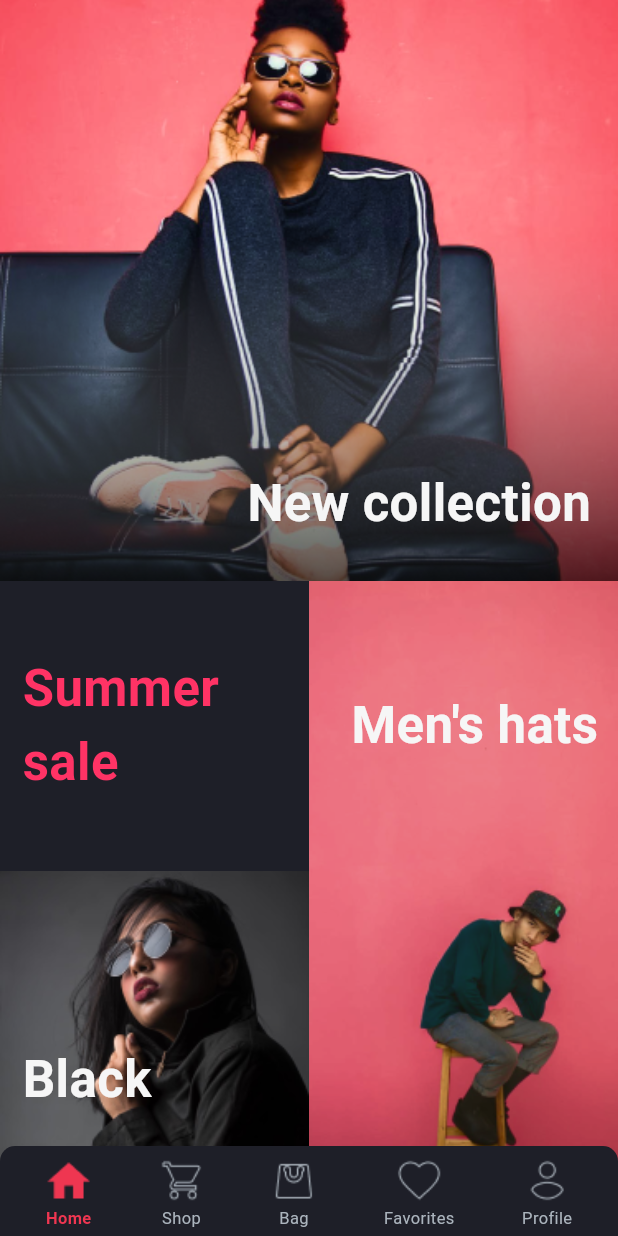
After one commit to kchasiotis/portofolio_e_commerce, a Flutter app: the screen it shows after launch, after a tap on "Collection Group", on a phone screen of 412 x 824 dp. The commit adds this screen. Run offline on Flutter 3.47's test engine with Material 3 defaults, Android fonts, the phone set to English and light mode, and no system bars.

Commit message:
Implements collection group screen (#6)

```diff
--- a/lib/main.dart
+++ b/lib/main.dart
@@ -1,4 +1,5 @@
 import 'package:flutter/material.dart';
+import 'package:portofolio_e_commerce/pages/collection_group/collection_group.dart';
 import 'package:portofolio_e_commerce/pages/forgot_password/forgot_password.dart';
 import 'package:portofolio_e_commerce/pages/home_screen/home.dart';
 import 'package:portofolio_e_commerce/pages/login/login.dart';
@@ -53,6 +54,7 @@ class MyApp extends StatelessWidget {
         '/search_by_photo': (context) => const SearchByPhoto(),
         '/home': (context) => const Home(),
         '/street_clothes': (context) => const StreetClothes(),
+        '/collection_group': (context) => const CollectionGroup(),
       },
     );
   }
--- /dev/null
+++ b/lib/pages/collection_group/collection_group.dart
@@ -0,0 +1,104 @@
+import 'package:flutter/material.dart';
+
+import '../../theme/colors.dart';
+import '../../widgets/custom_bottom_navigation.dart';
+import '../../widgets/headers.dart';
+
+// todo: refactor
+const int bottomNavigationHeight = 60;
+
+class CollectionGroup extends StatelessWidget {
+  const CollectionGroup({Key? key}) : super(key: key);
+
+  @override
+  Widget build(BuildContext context) {
+    // TODO: implement build
+    return Scaffold(
+      body: Column(children: [
+        Expanded(
+            flex: 1,
+            child: Container(
+              alignment: Alignment.bottomRight,
+              decoration: BoxDecoration(
+                image: DecorationImage(
+                    image: AssetImage('assets/images/coll_group1.png'),
+                    fit: BoxFit.cover,
+                    alignment: Alignment.topCenter),
+              ),
+              child: Padding(
+                padding: EdgeInsets.only(right: 18, bottom: 27),
+                child: Headline(title: 'New collection'),
+              ),
+            )),
+        Expanded(
+          flex: 1,
+          child: Row(
+            children: [
+              Expanded(
+                flex: 1,
+                child: Column(children: [
+                  Expanded(
+                      flex: 1,
+                      child: Center(
+                          child: Padding(
+                              padding: EdgeInsets.only(left: 15),
+                              child: Headline(title: 'Summer sale', color: primaryRed,)))),
+                  Expanded(
+                      flex: 1,
+                      child: Container(
+                        alignment: Alignment.bottomLeft,
+                        decoration: BoxDecoration(
+                          image: DecorationImage(
+                              image:
+                                  AssetImage('assets/images/coll_group3.png'),
+                              fit: BoxFit.cover,
+                              alignment: Alignment.topCenter),
+                        ),
+                        child: Padding(
+                          padding: EdgeInsets.only(left: 15, bottom: 30),
+                          child: Headline(title: 'Black'),
+                        ),
+                      )),
+                ]),
+              ),
+              Expanded(
+                flex: 1,
+                child: Stack(
+                  children: [
+                    Container(
+                      height: double.infinity,
+                      decoration: BoxDecoration(
+                        image: DecorationImage(
+                            image: AssetImage('assets/images/coll_group2.png'),
+                            fit: BoxFit.cover,
+                            alignment: Alignment.center),
+                      ),
+                      child: Container(),
+                    ),
+                    Column(
+                      children: [
+                        Expanded(
+                            flex: 1,
+                            child: Center(
+                                child: Padding(
+                              padding: EdgeInsets.only(
+                                left: 15,
+                              ),
+                              child: Headline(title: 'Men\'s hats'),
+                            ))),
+                        Expanded(flex: 1, child: Container())
+                      ],
+                    ),
+                  ],
+                ),
+              ),
+            ],
+          ),
+        ),
+        SizedBox(height: bottomNavigationHeight-10)
+      ]),
+      bottomNavigationBar: const CustomBottomNavigation(),
+      extendBody: true, // very important as noted,);
+    );
+  }
+}
--- a/lib/pages/home_screen/showcase_home_screen.dart
+++ b/lib/pages/home_screen/showcase_home_screen.dart
@@ -102,6 +102,16 @@ class ShowCaseHomeScreen extends StatelessWidget {
                 },
               ),
             ),
+            const SizedBox(height: 16),
+            Container(
+              width: double.infinity,
+              child: PrimaryButton(
+                text: 'Collection Group',
+                onPressed: () {
+                  Navigator.pushNamed(context, '/collection_group');
+                },
+              ),
+            ),
           ],
         ),
       )),
--- a/lib/widgets/headers.dart
+++ b/lib/widgets/headers.dart
@@ -4,9 +4,10 @@ import '../theme/colors.dart';
 
 
 class Headline extends StatelessWidget {
-  const Headline({super.key, required this.title});
+  const Headline({super.key, required this.title, this.color});
 
   final String title;
+  final Color? color;
 
   @override
   Widget build(BuildContext context) {
@@ -14,7 +15,7 @@ class Headline extends StatelessWidget {
         style: TextStyle(
           fontSize: 34,
           fontWeight: FontWeight.bold,
-          color: Color(0xffF6F6F6),
+          color: color != null ? color : appWhite,
         ));
   }
 }
```
Also changed, not shown: assets/images/coll_group1-old.png (added), assets/images/coll_group1.png (added), assets/images/coll_group2-old.png (added), assets/images/coll_group2.png (added), assets/images/coll_group3.png (added).
